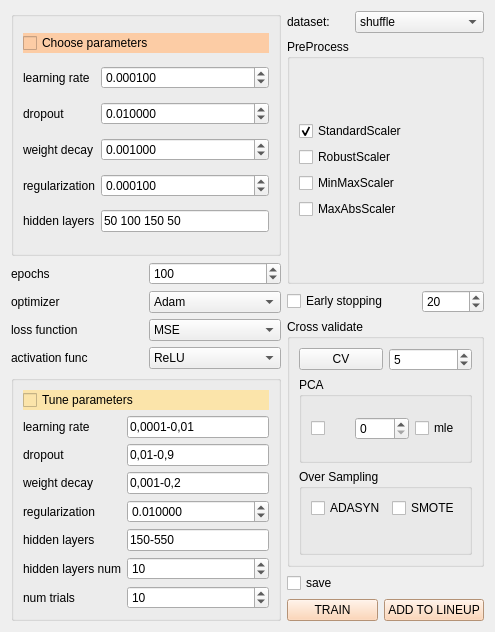
Before: the Qt Designer form qt/torch_regressor.ui in idergunoff/geovel_1.0, drawn with Qt 5.
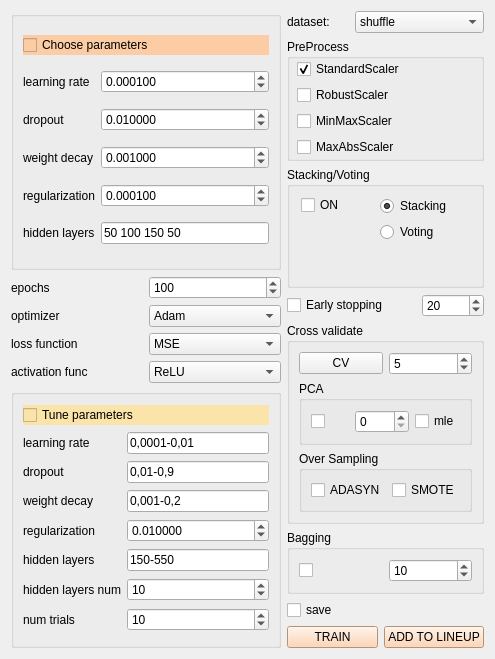
After: the same form once the commit is applied.

Commit message: torch regression classification -- ensemble ui

Diff of the .ui file:
```diff
--- a/qt/torch_regressor.ui
+++ b/qt/torch_regressor.ui
@@ -7,7 +7,7 @@
     <x>0</x>
     <y>0</y>
     <width>495</width>
-    <height>632</height>
+    <height>659</height>
    </rect>
   </property>
   <property name="windowTitle">
@@ -440,10 +440,63 @@
     <layout class="QGridLayout" name="gridLayout_9">
      <item row="0" column="0">
       <layout class="QGridLayout" name="gridLayout_4">
-       <item row="0" column="0">
-        <widget class="QLabel" name="label_14">
+       <item row="2" column="0" colspan="3">
+        <widget class="QGroupBox" name="groupBox_3">
+         <property name="title">
+          <string>Stacking/Voting</string>
+         </property>
+         <widget class="QWidget" name="layoutWidget">
+          <property name="geometry">
+           <rect>
+            <x>14</x>
+            <y>27</y>
+            <width>151</width>
+            <height>48</height>
+           </rect>
+          </property>
+          <layout class="QGridLayout" name="gridLayout_12">
+           <item row="1" column="1">
+            <widget class="QRadioButton" name="radioButton_stacking">
+             <property name="text">
+              <string>Stacking</string>
+             </property>
+             <property name="checked">
+              <bool>true</bool>
+             </property>
+            </widget>
+           </item>
+           <item row="2" column="1">
+            <widget class="QRadioButton" name="radioButton_voting">
+             <property name="text">
+              <string>Voting</string>
+             </property>
+            </widget>
+           </item>
+           <item row="0" column="0" rowspan="2" colspan="2">
+            <widget class="QCheckBox" name="checkBox_stack_vote">
+             <property name="text">
+              <string>ON</string>
+             </property>
+            </widget>
+           </item>
+          </layout>
+         </widget>
+        </widget>
+       </item>
+       <item row="3" column="2">
+        <widget class="QSpinBox" name="spinBox_stop_patience">
+         <property name="value">
+          <number>20</number>
+         </property>
+        </widget>
+       </item>
+       <item row="3" column="0" colspan="2">
+        <widget class="QCheckBox" name="checkBox_early_stop">
+         <property name="toolTip">
+          <string>&lt;p&gt;Эта опция позволяет автоматически останавливать обучение, когда производительность модели на проверочном наборе данных перестает улучшаться. Это помогает предотвратить переобучение.&lt;/p&gt;</string>
+         </property>
          <property name="text">
-          <string>dataset:</string>
+          <string>Early stopping</string>
          </property>
         </widget>
        </item>
@@ -461,71 +514,77 @@
          </item>
         </widget>
        </item>
+       <item row="0" column="0">
+        <widget class="QLabel" name="label_14">
+         <property name="text">
+          <string>dataset:</string>
+         </property>
+        </widget>
+       </item>
        <item row="1" column="0" colspan="3">
         <widget class="QGroupBox" name="groupBox_17">
          <property name="title">
           <string>PreProcess</string>
          </property>
-         <layout class="QGridLayout" name="gridLayout_36">
-          <item row="0" column="0">
-           <layout class="QGridLayout" name="gridLayout_30">
-            <item row="0" column="0">
-             <widget class="QCheckBox" name="checkBox_stdscaler">
-              <property name="text">
-               <string>StandardScaler</string>
-              </property>
-              <property name="checked">
-               <bool>true</bool>
-              </property>
-             </widget>
-            </item>
-            <item row="1" column="0">
-             <widget class="QCheckBox" name="checkBox_robscaler">
-              <property name="text">
-               <string>RobustScaler</string>
-              </property>
-             </widget>
-            </item>
-            <item row="2" column="0">
-             <widget class="QCheckBox" name="checkBox_mnmxscaler">
-              <property name="text">
-               <string>MinMaxScaler</string>
-              </property>
-             </widget>
-            </item>
-            <item row="3" column="0">
-             <widget class="QCheckBox" name="checkBox_mxabsscaler">
-              <property name="text">
-               <string>MaxAbsScaler</string>
-              </property>
-             </widget>
-            </item>
-           </layout>
-          </item>
-         </layout>
-        </widget>
-       </item>
-       <item row="2" column="0" colspan="2">
-        <widget class="QCheckBox" name="checkBox_early_stop">
-         <property name="toolTip">
-          <string>&lt;p&gt;Эта опция позволяет автоматически останавливать обучение, когда производительность модели на проверочном наборе данных перестает улучшаться. Это помогает предотвратить переобучение.&lt;/p&gt;</string>
-         </property>
-         <property name="text">
-          <string>Early stopping</string>
-         </property>
-        </widget>
-       </item>
-       <item row="2" column="2">
-        <widget class="QSpinBox" name="spinBox_stop_patience">
-         <property name="value">
-          <number>20</number>
-         </property>
+         <widget class="QWidget" name="layoutWidget">
+          <property name="geometry">
+           <rect>
+            <x>10</x>
+            <y>20</y>
+            <width>131</width>
+            <height>101</height>
+           </rect>
+          </property>
+          <layout class="QGridLayout" name="gridLayout_30">
+           <item row="3" column="0">
+            <widget class="QCheckBox" name="checkBox_mxabsscaler">
+             <property name="text">
+              <string>MaxAbsScaler</string>
+             </property>
+            </widget>
+           </item>
+           <item row="2" column="0">
+            <widget class="QCheckBox" name="checkBox_mnmxscaler">
+             <property name="text">
+              <string>MinMaxScaler</string>
+             </property>
+            </widget>
+           </item>
+           <item row="1" column="0">
+            <widget class="QCheckBox" name="checkBox_robscaler">
+             <property name="text">
+              <string>RobustScaler</string>
+             </property>
+            </widget>
+           </item>
+           <item row="0" column="0">
+            <widget class="QCheckBox" name="checkBox_stdscaler">
+             <property name="text">
+              <string>StandardScaler</string>
+             </property>
+             <property name="checked">
+              <bool>true</bool>
+             </property>
+            </widget>
+           </item>
+          </layout>
+         </widget>
         </widget>
        </item>
       </layout>
      </item>
      <item row="1" column="0">
       <layout class="QGridLayout" name="gridLayout_7">
+       <item row="2" column="0">
+        <widget class="QCheckBox" name="checkBox_save_model">
+         <property name="enabled">
+          <bool>true</bool>
+         </property>
+         <property name="text">
+          <string>save</string>
+         </property>
+        </widget>
+       </item>
        <item row="0" column="0">
         <widget class="QGroupBox" name="groupBox_9">
          <property name="toolTip">
@@ -618,17 +677,7 @@
          </layout>
         </widget>
        </item>
-       <item row="1" column="0">
-        <widget class="QCheckBox" name="checkBox_save_model">
-         <property name="enabled">
-          <bool>true</bool>
-         </property>
-         <property name="text">
-          <string>save</string>
-         </property>
-        </widget>
-       </item>
-       <item row="2" column="0">
+       <item row="3" column="0">
         <layout class="QGridLayout" name="gridLayout_2">
          <item row="0" column="0">
           <widget class="QPushButton" name="pushButton_train">
@@ -652,6 +701,35 @@
          </item>
         </layout>
        </item>
+       <item row="1" column="0">
+        <widget class="QGroupBox" name="groupBox_16">
+         <property name="title">
+          <string>Bagging</string>
+         </property>
+         <layout class="QGridLayout" name="gridLayout_37">
+          <item row="0" column="0">
+           <widget class="QCheckBox" name="checkBox_bagging">
+            <property name="text">
+             <string/>
+            </property>
+           </widget>
+          </item>
+          <item row="0" column="1">
+           <widget class="QSpinBox" name="spinBox_bagging">
+            <property name="minimum">
+             <number>5</number>
+            </property>
+            <property name="maximum">
+             <number>1000</number>
+            </property>
+            <property name="value">
+             <number>10</number>
+            </property>
+           </widget>
+          </item>
+         </layout>
+        </widget>
+       </item>
       </layout>
      </item>
     </layout>
```
The commit also changes 5 other files.
